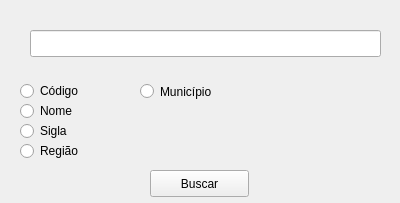
ericbg27/BD2017-2, file GUI/iesform.ui: the form before one commit.
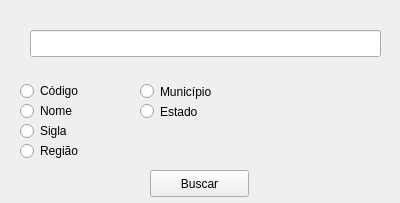
The form after the commit.

Commit message: Agora e possivel pesquisar pelo estado e todas as colunas de resposta foram incluidas e devidamente redimensionadas

The edit to the form file:
```diff
--- a/GUI/iesform.ui
+++ b/GUI/iesform.ui
@@ -101,6 +101,19 @@
     <string>Município</string>
    </property>
   </widget>
+  <widget class="QRadioButton" name="EstRadio">
+   <property name="geometry">
+    <rect>
+     <x>140</x>
+     <y>100</y>
+     <width>112</width>
+     <height>23</height>
+    </rect>
+   </property>
+   <property name="text">
+    <string>Estado</string>
+   </property>
+  </widget>
  </widget>
  <resources/>
  <connections/>
```
The commit also changes 2 other files.
